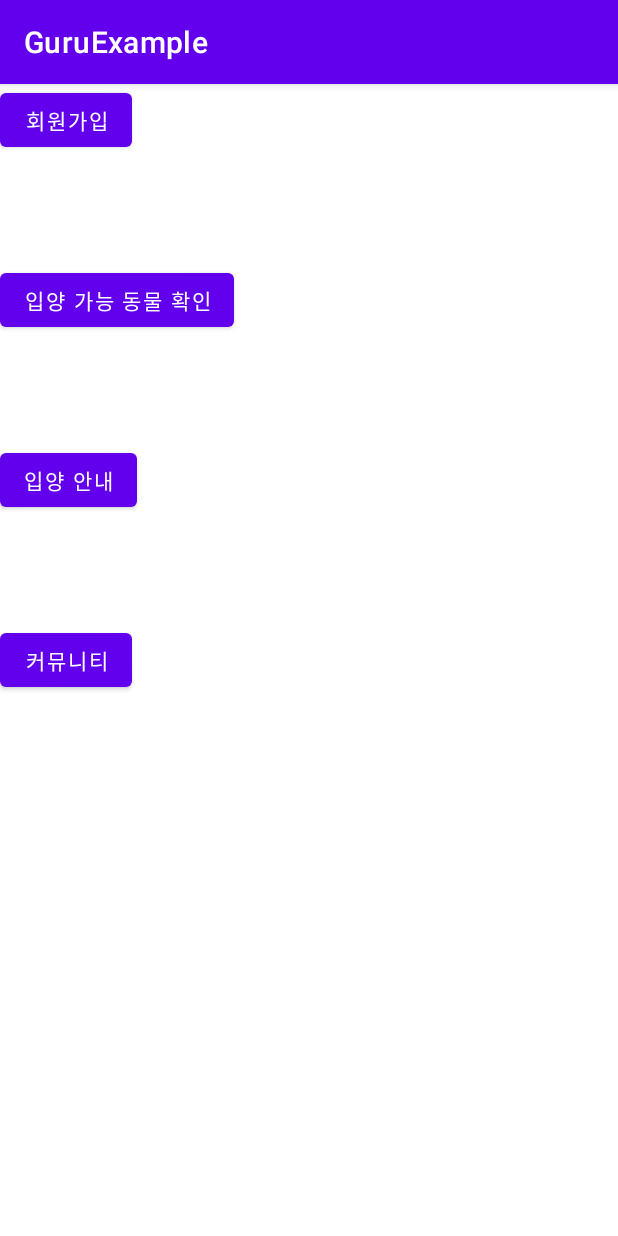
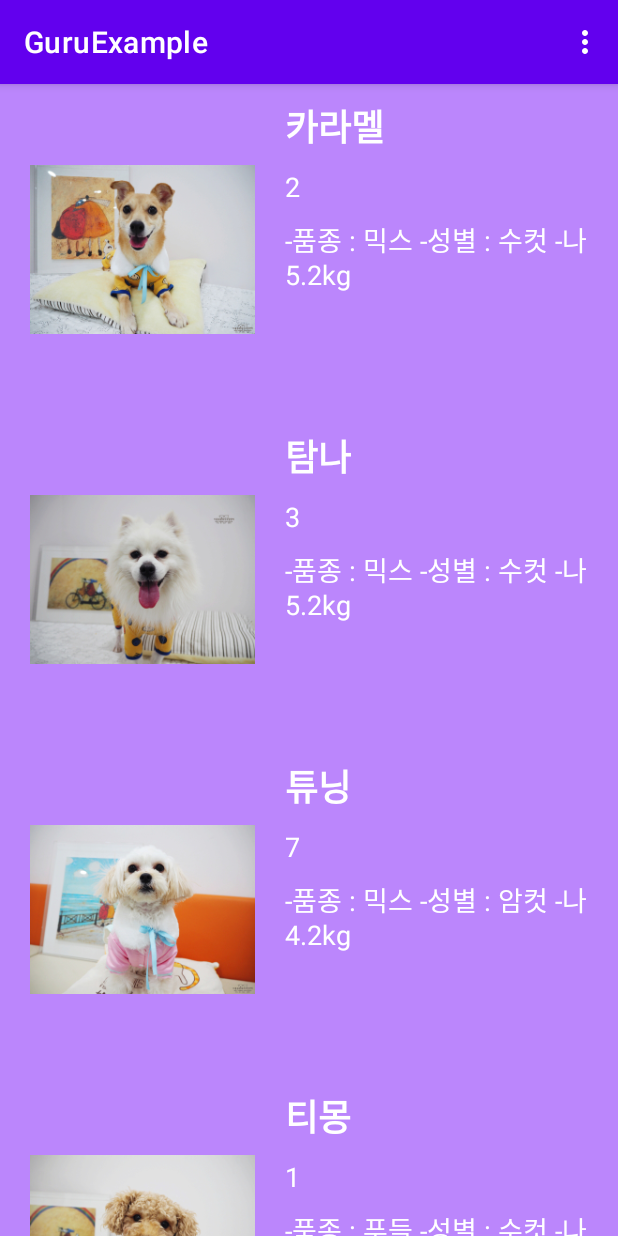
Before and after one commit to leejieun2020111646/GURU2-ANDROID31, an Android app: the screen it shows after launch (MainActivity), on a phone screen of 412 x 824 dp. Run offline under Robolectric (Android 15) with nearby library versions, the light colour scheme and no system bars.

Commit message:
MainActivity 수정 -메뉴 클릭시 페이지 이동

```diff
--- a/app/src/main/java/com/example/guruexample/AdoptMain.kt
+++ b/app/src/main/java/com/example/guruexample/AdoptMain.kt
@@ -27,7 +27,7 @@ class AdoptMain : AppCompatActivity() {
 
     private fun initRecycler() {
         adoptAdapter = AdoptAdapter(this)
-        rv_profile.adapter = adoptAdapter
+        //rv_profile.adapter = adoptAdapter
 
         datas.apply {
             add(AdoptData(img = R.drawable.pet_img_1_caramel, name = "카라멜", age = 2, info = "-품종 : 믹스 -성별 : 수컷 -나이 : 2세 2개월 -체중 : 5.2kg"))
--- a/app/src/main/java/com/example/guruexample/MainActivity.kt
+++ b/app/src/main/java/com/example/guruexample/MainActivity.kt
@@ -6,6 +6,8 @@ import android.net.Uri
 import androidx.appcompat.app.AppCompatActivity
 import android.os.Bundle
 import android.util.Log
+import android.view.Menu
+import android.view.MenuItem
 import android.view.View
 import androidx.core.content.ContextCompat
 import androidx.core.content.ContextCompat.startActivity
@@ -21,27 +23,50 @@ class MainActivity : AppCompatActivity() {
         super.onCreate(savedInstanceState)
         setContentView(R.layout.activity_main)
 
-        Log.d("TestLog", "MainActivity")
-        btn_login.setOnClickListener(ButtonListener())
-        btn_adoptlist.setOnClickListener(ButtonListener())
+        initRecycler()
 
     }
-    inner class ButtonListener: View.OnClickListener {
-        override fun onClick(v: View?) {
-            var intent = Intent()
 
-            when (v?.id) {
-                R.id.btn_login -> {
-                    Log.d("TestLog", "LoginBtn")
-                    intent = Intent(this@MainActivity, AdoptMain::class.java)
-                }
-                R.id.btn_adoptlist -> {
-                    Log.d("TestLog", "AdoptlistBtn")
-                    intent = Intent(this@MainActivity, AdoptMain::class.java)
-                }
+    override fun onCreateOptionsMenu(menu: Menu?): Boolean {
+        menuInflater.inflate(R.menu.menu_main, menu)
+        return true
+    }
+
+
+    override fun onOptionsItemSelected(item: MenuItem): Boolean {
+        when (item?.itemId) {
+            R.id.action_login -> {
+                val intent = Intent(this, Login::class.java)
+                startActivity(intent)
+                return true
             }
-            startActivity(intent)
+            R.id.action_notice -> {
+                val intent = Intent(this, AdoptNotice::class.java)
+                startActivity(intent)
+                return true
+            }
         }
+        return super.onOptionsItemSelected(item)
+    }
+
+    private fun initRecycler() {
+        adoptAdapter = AdoptAdapter(this)
+        rv_profile.adapter = adoptAdapter
+
+        datas.apply {
+            add(AdoptData(img = R.drawable.pet_img_1_caramel, name = "카라멜", age = 2, info = "-품종 : 믹스 -성별 : 수컷 -나이 : 2세 2개월 -체중 : 5.2kg"))
+            add(AdoptData(img = R.drawable.pet_img_2_tamna, name = "탐나", age = 3, info = "-품종 : 믹스 -성별 : 수컷 -나이 : 3세 1개월 -체중 : 5.2kg"))
+            add(AdoptData(img = R.drawable.pet_img_3_tuning, name = "튜닝", age = 7, info = "-품종 : 믹스 -성별 : 암컷 -나이 : 1세 1개월 -체중 : 4.2kg"))
+            add(AdoptData(img = R.drawable.pet_img_4_timong, name = "티몽", age = 1, info = "-품종 : 푸들 -성별 : 수컷 -나이 : 3세 7개월 -체중 : 5.4kg"))
+            add(AdoptData(img = R.drawable.pet_img_5_tiyong, name = "티용", age = 3, info = "-품종 : 코리안숏헤어 -성별 : 암컷 -나이 : 3개월 -체중 : 1.6kg"))
+            add(AdoptData(img = R.drawable.pet_img_6_tellae, name = "텔레", age = 3, info = "-품종 : 코리안숏헤어 -성별 : 수컷 -나이 : 3개월 -체중 : 1.8kg"))
+            add(AdoptData(img = R.drawable.pet_img_7_tobi, name = "토비", age = 3, info = "-품종 : 코리안숏헤어 -성별 : 수컷 -나이 : 3개월 -체중 : 1.67kg"))
+
+            adoptAdapter.datas = datas
+            adoptAdapter.notifyDataSetChanged()
+
+        }
+
     }
 
 }
--- a/app/src/main/res/layout/activity_main.xml
+++ b/app/src/main/res/layout/activity_main.xml
@@ -1,65 +1,23 @@
 <?xml version="1.0" encoding="utf-8"?>
-<LinearLayout xmlns:android="http://schemas.android.com/apk/res/android"
+<androidx.constraintlayout.widget.ConstraintLayout xmlns:android="http://schemas.android.com/apk/res/android"
     xmlns:app="http://schemas.android.com/apk/res-auto"
     xmlns:tools="http://schemas.android.com/tools"
     android:layout_width="match_parent"
     android:layout_height="match_parent"
-    tools:context=".MainActivity"
-    android:orientation="vertical">
+    tools:context=".MainActivity">
 
-    <LinearLayout
-        android:id="@+id/layout_login"
+    <androidx.recyclerview.widget.RecyclerView
+        android:id="@+id/rv_profile"
         android:layout_width="match_parent"
-        android:layout_height="120dp"
-        app:layout_constraintTop_toTopOf="parent" >
+        android:layout_height="wrap_content"
+        android:orientation="vertical"
+        app:layoutManager="androidx.recyclerview.widget.LinearLayoutManager"
+        app:layout_constraintEnd_toEndOf="parent"
+        app:layout_constraintHorizontal_bias="0.0"
+        app:layout_constraintLeft_toLeftOf="parent"
+        app:layout_constraintRight_toRightOf="parent"
+        app:layout_constraintStart_toStartOf="parent"
+        app:layout_constraintTop_toTopOf="parent"
+        tools:listitem="@layout/item_adopt_recycler" />
 
-        <Button
-            android:id="@+id/btn_login"
-            android:layout_width="wrap_content"
-            android:layout_height="wrap_content"
-            android:text="@string/string_btn_login" />
-
-    </LinearLayout>
-
-    <LinearLayout
-        android:id="@+id/layout_adoptlist"
-        android:layout_width="match_parent"
-        android:layout_height="120dp"
-        app:layout_constraintTop_toBottomOf="@id/layout_login">
-
-        <Button
-            android:id="@+id/btn_adoptlist"
-            android:layout_width="wrap_content"
-            android:layout_height="wrap_content"
-            android:text="@string/string_btn_adoptlist" />
-
-    </LinearLayout>
-
-    <LinearLayout
-        android:id="@+id/layout_adoptnotice"
-        android:layout_width="match_parent"
-        android:layout_height="120dp"
-        app:layout_constraintTop_toBottomOf="@id/layout_adoptlist">
-
-        <Button
-            android:id="@+id/btn_adoptnotice"
-            android:layout_width="wrap_content"
-            android:layout_height="wrap_content"
-            android:text="@string/string_btn_adoptnotice" />
-    </LinearLayout>
-    <LinearLayout
-        android:id="@+id/layout_community"
-        android:layout_width="match_parent"
-        android:layout_height="120dp"
-        app:layout_constraintTop_toBottomOf="@id/layout_adoptnotice">
-
-        <Button
-            android:id="@+id/btn_community"
-            android:layout_width="wrap_content"
-            android:layout_height="wrap_content"
-            android:text="@string/string_btn_community" />
-
-    </LinearLayout>
-
-
-</LinearLayout>
+</androidx.constraintlayout.widget.ConstraintLayout>
--- /dev/null
+++ b/app/src/main/res/menu/menu_main.xml
@@ -0,0 +1,10 @@
+<?xml version="1.0" encoding="utf-8"?>
+<menu xmlns:android="http://schemas.android.com/apk/res/android">
+
+    <item
+        android:id="@+id/action_login"
+        android:title="@string/string_login" />
+    <item
+        android:id="@+id/action_notice"
+        android:title="@string/string_adoptnotice" />
+</menu>
--- a/app/src/main/res/values/strings.xml
+++ b/app/src/main/res/values/strings.xml
@@ -1,8 +1,8 @@
 <resources>
     <string name="app_name">GuruExample</string>
-    <string name="string_btn_login">회원가입</string>
-    <string name="string_btn_adoptlist">입양 가능 동물 확인</string>
-    <string name="string_btn_adoptnotice">입양 안내</string>
-    <string name="string_btn_community">커뮤니티</string>
+    <string name="string_login">회원가입</string>
+    <string name="string_main">입양 가능 동물 확인</string>
+    <string name="string_adoptnotice">입양 안내</string>
+    <string name="string_community">커뮤니티</string>
 
 </resources>
```
